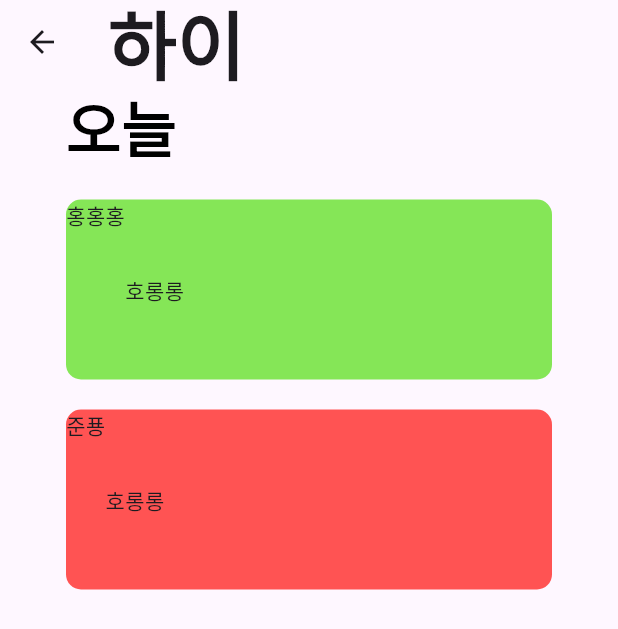
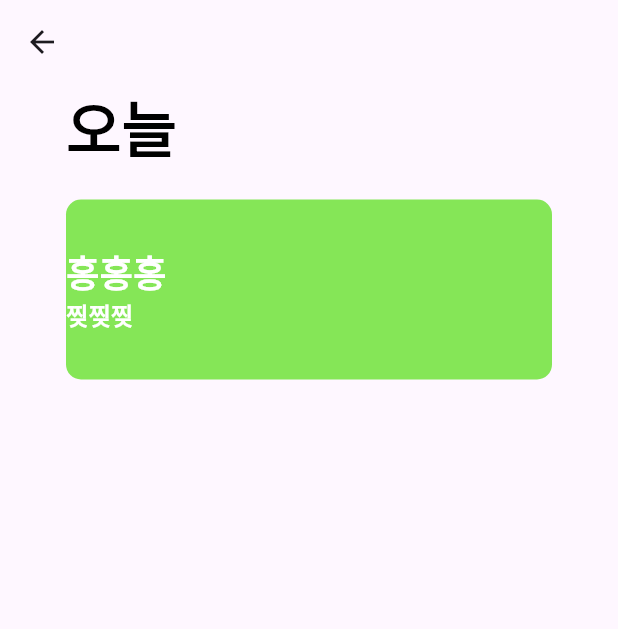
Before and after one commit to Living-Share/app_flutter, a Flutter app: the screen it shows after launch, on a phone screen of 412 x 824 dp. Shown: the top 629 px of the screen. Run offline on Flutter 3.47's test engine with Material 3 defaults, Android fonts, the phone set to English and light mode, and no system bars; our stand-ins replace flutter_svg, get; Roboto replaces fonts that are missing (Pretendard, Pretendart).

Commit message:
FIX: 디자인 오류

```diff
--- a/lib/style/components/app_bar.dart
+++ b/lib/style/components/app_bar.dart
@@ -2,10 +2,5 @@ import 'package:flutter/material.dart';
 import 'package:living_share_app/style/theme/Text.dart';
 
 AppBar CustomAppbar() {
-  return AppBar(
-    title: const Text(
-      "하이",
-      style: TextStyles.bold_50,
-    ),
-  );
+  return AppBar();
 }
--- a/lib/style/components/container_box.dart
+++ b/lib/style/components/container_box.dart
@@ -2,9 +2,11 @@ import 'package:flutter/material.dart';
 import 'package:get/get.dart';
 import 'package:get/get_core/src/get_main.dart';
 import 'package:living_share_app/style/theme/Colors.dart';
+import 'package:living_share_app/style/theme/Text.dart';
 
 Container DoWorkContainer({
   required String title,
+  required String user_name,
   required bool isDoWork,
 }) {
   return Container(
@@ -19,17 +21,23 @@ Container DoWorkContainer({
             borderRadius: BorderRadius.circular(10),
             color: isDoWork ? ThemeColors.primary : ThemeColors.falseRed,
           ),
-          child: Center(
-            child: Row(
-              children: [
-                Column(
-                  children: [
-                    Text(title),
-                  ],
-                ),
-                const Text("호롱롱"),
-              ],
-            ),
+          child: Column(
+            mainAxisAlignment: MainAxisAlignment.center,
+            crossAxisAlignment: CrossAxisAlignment.start,
+            children: [
+              Text(
+                title,
+                style: TextStyles.doWorkContainer_title,
+              ),
+              Row(
+                children: [
+                  Text(
+                    user_name,
+                    style: TextStyles.doWorkContainer_name,
+                  ),
+                ],
+              ),
+            ],
           ),
         ),
       ],
--- a/lib/style/theme/Text.dart
+++ b/lib/style/theme/Text.dart
@@ -13,4 +13,18 @@ class TextStyles {
     color: Colors.black,
     fontSize: 40.0,
   );
+
+  static const doWorkContainer_title = TextStyle(
+    fontFamily: 'Pretendart',
+    fontWeight: FontWeight.w700,
+    color: Colors.white,
+    fontSize: 24.0,
+  );
+
+  static const doWorkContainer_name = TextStyle(
+    fontFamily: 'Pretendart',
+    fontWeight: FontWeight.w700,
+    color: Colors.white,
+    fontSize: 16.0,
+  );
 }
--- a/lib/ui/homePage/home_page.dart
+++ b/lib/ui/homePage/home_page.dart
@@ -23,11 +23,8 @@ class HomePage extends StatelessWidget {
             ),
             DoWorkContainer(
               title: '홍홍홍',
+              user_name: "찢찢찢",
               isDoWork: true,
-            ),
-            DoWorkContainer(
-              title: '준푱',
-              isDoWork: false,
             ),
           ],
         ),
```
